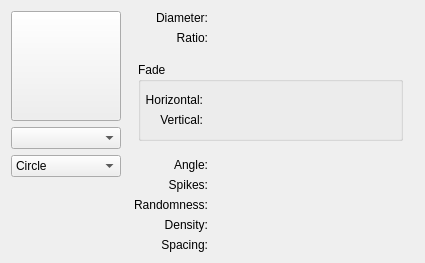
The window that krita/plugins/paintops/libpaintop/wdgautobrush.ui (KDE/krita) describes before a commit, drawn with Qt 5.
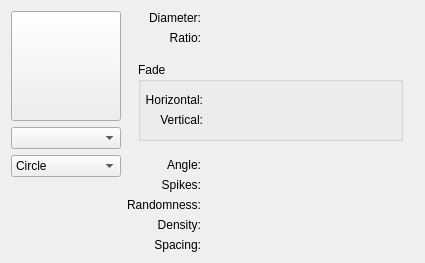
The same window after the commit. Custom widgets are drawn as their Qt base class.

Commit message: fix autobrush widget

Diff of the .ui file:
```diff
--- a/krita/plugins/paintops/libpaintop/wdgautobrush.ui
+++ b/krita/plugins/paintops/libpaintop/wdgautobrush.ui
@@ -16,7 +16,7 @@
     <height>0</height>
    </size>
   </property>
-  <layout class="QGridLayout" name="gridLayout_4">
+  <layout class="QGridLayout" name="gridLayout_3" columnstretch="0,1">
    <item row="0" column="0">
     <layout class="QVBoxLayout">
      <property name="margin">
@@ -80,9 +80,7 @@
     </layout>
    </item>
    <item row="0" column="1">
-    <layout class="QVBoxLayout" name="verticalLayout">
-     <item>
-      <layout class="QGridLayout" name="gridLayout_2">
+    <layout class="QGridLayout" name="gridLayout_2" columnstretch="0,0,1">
        <item row="0" column="0">
         <widget class="QLabel" name="label_4">
          <property name="text">
@@ -93,7 +91,7 @@
          </property>
         </widget>
        </item>
-       <item row="0" column="1">
+     <item row="0" column="1" colspan="2">
         <widget class="KisMultipliersDoubleSliderSpinBox" name="inputRadius" native="true">
          <property name="minimumSize">
           <size>
@@ -113,12 +111,10 @@
          </property>
         </widget>
        </item>
-       <item row="1" column="1">
+     <item row="1" column="1" colspan="2">
         <widget class="KisDoubleSliderSpinBox" name="inputRatio" native="true"/>
        </item>
-      </layout>
-     </item>
-     <item>
+     <item row="2" column="0" colspan="3">
       <widget class="QStackedWidget" name="stackedWidget">
        <property name="sizePolicy">
         <sizepolicy hsizetype="Preferred" vsizetype="Preferred">
@@ -205,9 +201,17 @@
        </widget>
       </widget>
      </item>
-     <item>
-      <layout class="QGridLayout" name="gridLayout_3">
-       <item row="0" column="1">
+     <item row="3" column="0">
+      <widget class="QLabel" name="label_3">
+       <property name="text">
+        <string>Angle:</string>
+       </property>
+       <property name="alignment">
+        <set>Qt::AlignRight|Qt::AlignTrailing|Qt::AlignVCenter</set>
+       </property>
+      </widget>
+     </item>
+     <item row="3" column="1" colspan="2">
         <widget class="KisSliderSpinBox" name="inputAngle" native="true">
          <property name="minimumSize">
           <size>
@@ -217,16 +221,7 @@
          </property>
         </widget>
        </item>
-       <item row="4" column="1">
-        <widget class="KisDoubleSliderSpinBox" name="inputSpacing" native="true"/>
-       </item>
-       <item row="1" column="1">
-        <widget class="KisSliderSpinBox" name="inputSpikes" native="true"/>
-       </item>
-       <item row="2" column="1">
-        <widget class="KisDoubleSliderSpinBox" name="inputRandomness" native="true"/>
-       </item>
-       <item row="1" column="0">
+     <item row="4" column="0">
         <widget class="QLabel" name="label">
          <property name="text">
           <string>Spikes:</string>
@@ -236,7 +231,10 @@
          </property>
         </widget>
        </item>
-       <item row="2" column="0">
+     <item row="4" column="1" colspan="2">
+      <widget class="KisSliderSpinBox" name="inputSpikes" native="true"/>
+     </item>
+     <item row="5" column="0">
         <widget class="QLabel" name="label_randomness">
          <property name="text">
           <string>Randomness:</string>
@@ -246,27 +244,10 @@
          </property>
         </widget>
        </item>
-       <item row="0" column="0">
-        <widget class="QLabel" name="label_3">
-         <property name="text">
-          <string>Angle:</string>
-         </property>
-         <property name="alignment">
-          <set>Qt::AlignRight|Qt::AlignTrailing|Qt::AlignVCenter</set>
-         </property>
-        </widget>
-       </item>
-       <item row="4" column="0">
-        <widget class="QLabel" name="label_2">
-         <property name="text">
-          <string>Spacing:</string>
-         </property>
-         <property name="alignment">
-          <set>Qt::AlignRight|Qt::AlignTrailing|Qt::AlignVCenter</set>
-         </property>
-        </widget>
-       </item>
-       <item row="3" column="0">
+     <item row="5" column="1" colspan="2">
+      <widget class="KisDoubleSliderSpinBox" name="inputRandomness" native="true"/>
+     </item>
+     <item row="6" column="0">
         <widget class="QLabel" name="label_8">
          <property name="text">
           <string>Density:</string>
@@ -276,28 +257,39 @@
          </property>
         </widget>
        </item>
-       <item row="3" column="1">
+     <item row="6" column="1" colspan="2">
         <widget class="KisDoubleSliderSpinBox" name="density" native="true"/>
        </item>
-      </layout>
-     </item>
-     <item>
+     <item row="7" column="0">
+      <widget class="QLabel" name="label_2">
+       <property name="text">
+        <string>Spacing:</string>
+       </property>
+       <property name="alignment">
+        <set>Qt::AlignRight|Qt::AlignTrailing|Qt::AlignVCenter</set>
+       </property>
+      </widget>
+     </item>
+     <item row="7" column="1" colspan="2">
+      <widget class="KisDoubleSliderSpinBox" name="inputSpacing" native="true"/>
+     </item>
+    </layout>
+   </item>
+   <item row="1" column="1">
       <spacer name="verticalSpacer">
        <property name="orientation">
         <enum>Qt::Vertical</enum>
        </property>
        <property name="sizeType">
-        <enum>QSizePolicy::Preferred</enum>
+      <enum>QSizePolicy::Expanding</enum>
        </property>
        <property name="sizeHint" stdset="0">
         <size>
          <width>20</width>
-         <height>0</height>
+       <height>17</height>
         </size>
        </property>
       </spacer>
-     </item>
-    </layout>
    </item>
   </layout>
  </widget>
```
Lines whose indentation alone changed are shown as unchanged.
